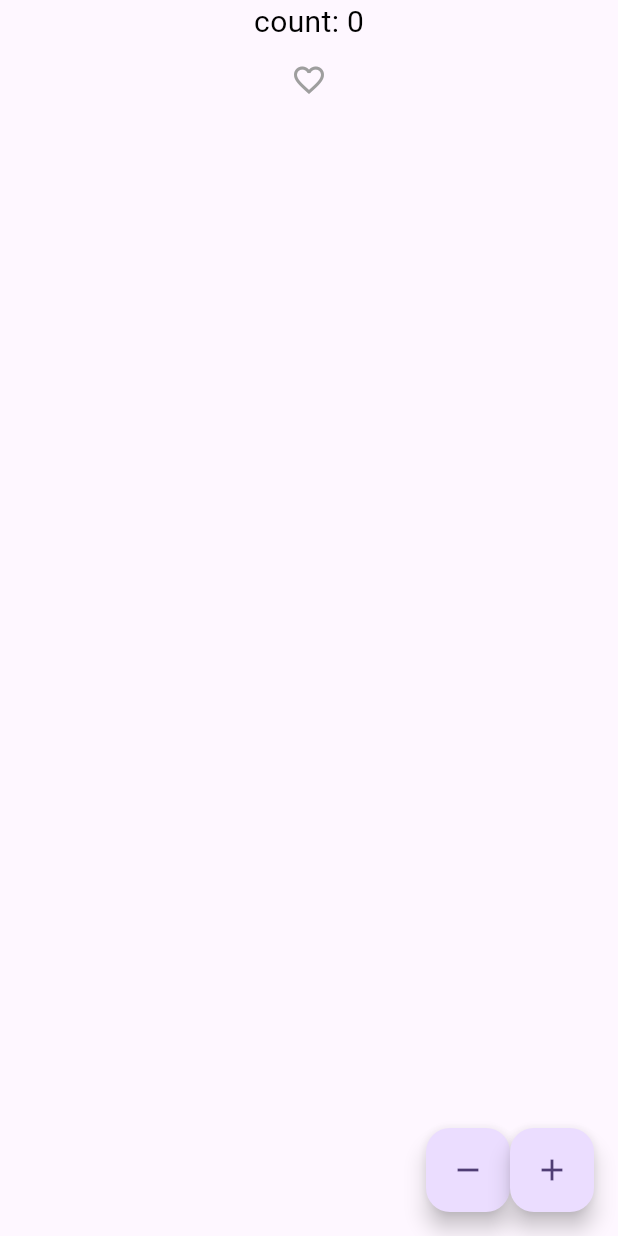
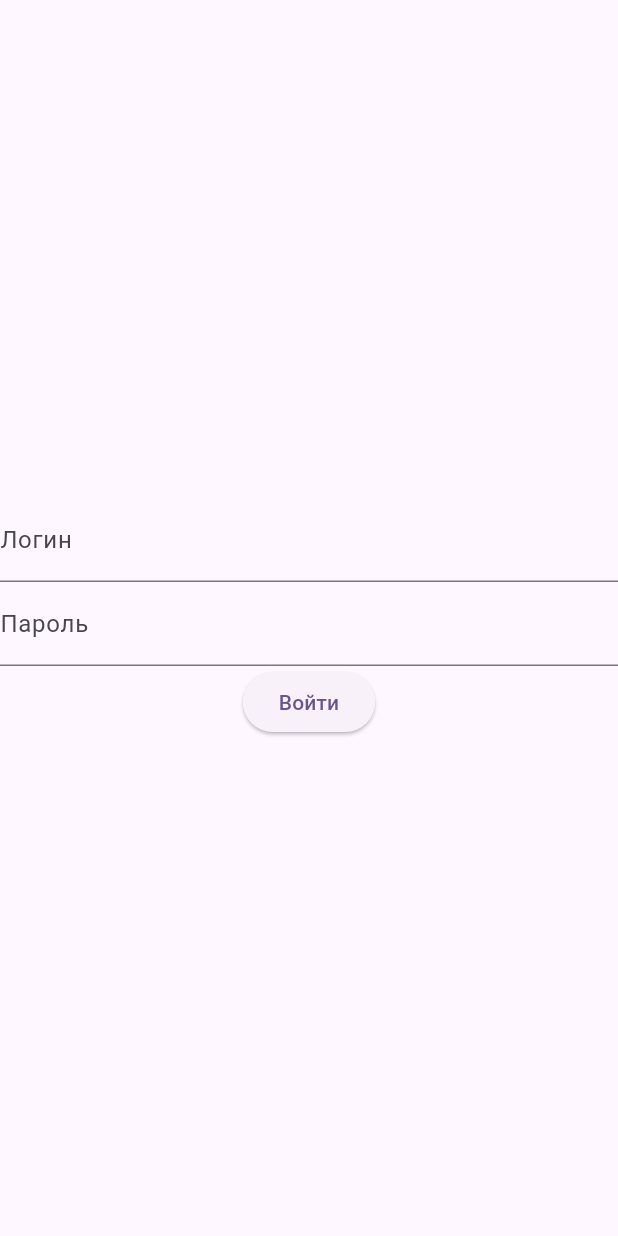
Before and after one commit to Inf1nityLab/bloc, a Flutter app: the screen it shows after launch, on a phone screen of 412 x 824 dp. Run offline on Flutter 3.47's test engine with Material 3 defaults, Android fonts, the phone set to English and light mode, and no system bars; our stand-ins replace bloc, equatable, flutter_bloc.

Commit message:
'Bloc app'

```diff
--- /dev/null
+++ b/lib/auth/bloc/auth_event.dart
@@ -0,0 +1,20 @@
+part of 'auth_bloc.dart';
+
+abstract class AuthEvent extends Equatable {
+  const AuthEvent();
+
+  @override
+  List<Object> get props => [];
+}
+
+class LoginEvent extends AuthEvent {
+  final String username;
+  final String password;
+
+  const LoginEvent(this.username, this.password);
+
+  @override
+  List<Object> get props => [username, password];
+}
+
+class LogoutEvent extends AuthEvent {}
--- /dev/null
+++ b/lib/auth/bloc/auth_state.dart
@@ -0,0 +1,30 @@
+part of 'auth_bloc.dart';
+
+abstract class AuthState extends Equatable {
+  const AuthState();
+
+  @override
+  List<Object> get props => [];
+}
+
+class AuthStateInitial extends AuthState {}
+
+class AuthStateLoading extends AuthState {}
+
+class AuthStateAuthenticated extends AuthState {
+  final String token;
+
+  const AuthStateAuthenticated({required this.token});
+
+  @override
+  List<Object> get props => [token];
+}
+
+class AuthStateError extends AuthState {
+  final String error;
+
+  const AuthStateError({required this.error});
+
+  @override
+  List<Object> get props => [error];
+}
--- /dev/null
+++ b/lib/auth/data/data.dart
@@ -0,0 +1,16 @@
+class User {
+  final String username;
+  final String password;
+
+  User({required this.username, required this.password});
+}
+
+class AuthResponse {
+  final String token;
+
+  AuthResponse({required this.token});
+
+  factory AuthResponse.fromJson(Map<String, dynamic> json) {
+    return AuthResponse(token: json['token'] as String);
+  }
+}
--- /dev/null
+++ b/lib/auth/view/logina_screen.dart
@@ -0,0 +1,71 @@
+
+import 'package:flutter/material.dart';
+import 'package:flutter_bloc/flutter_bloc.dart';
+
+import '../bloc/auth_bloc.dart';
+
+class LoginForm extends StatelessWidget {
+  final AuthBloc authBloc;
+
+  const LoginForm({super.key, required this.authBloc});
+
+  @override
+  Widget build(BuildContext context) {
+    final _formKey = GlobalKey<FormState>();
+    final _usernameController = TextEditingController();
+    final _passwordController = TextEditingController();
+
+    return BlocBuilder<AuthBloc, AuthState>(
+      bloc: authBloc,
+      builder: (context, state) {
+        if (state is AuthStateAuthenticated) {
+          // User is logged in, show home screen
+          return Container();
+        }
+
+        return Form(
+          key: _formKey,
+          child: Column(
+            mainAxisAlignment: MainAxisAlignment.center,
+            children: [
+              TextFormField(
+                controller: _usernameController,
+                decoration: InputDecoration(labelText: 'Логин'),
+                validator: (value) {
+                  if (value == null || value.isEmpty) {
+                    return 'Введите логин';
+                  } else if (!isValidUsername(value)) {
+                    return 'Неверный формат логина';
+                  }
+                  return null;
+                },
+              ),
+              TextFormField(
+                controller: _passwordController,
+                decoration: InputDecoration(labelText: 'Пароль'),
+                obscureText: true,
+                validator: (value) {
+                  if (value == null || value.isEmpty) {
+                    return 'Введите пароль';
+                  } else if (!isValidPassword(value)) {
+                    return 'Неверный формат пароля';
+                  }
+                  return null;
+                },
+              ),
+              ElevatedButton(
+                onPressed: state is AuthStateLoading ? null : () {
+                  if (_formKey.currentState!.validate()) {
+                    authBloc.add(LoginEvent(_usernameController.text, _passwordController.text));
+                  }
+                },
+                child: Text('Войти'),
+              ),
+              if (state is AuthStateError) Text(state.error),
+            ],
+          ),
+        );
+      },
+    );
+  }
+}
--- a/lib/bloc/counter_event.dart
+++ b/lib/bloc/counter_event.dart
@@ -1,9 +1,8 @@
 part of 'counter_bloc.dart';
 
+@immutable
+sealed class CounterEvent {}
 
+class PlusEvent extends CounterEvent{}
 
-abstract class CounterEvent {}
-
-class Increment extends CounterEvent {}
-
-class Decrement extends CounterEvent {}
+class MinusEvent extends CounterEvent{}
--- a/lib/bloc/counter_state.dart
+++ b/lib/bloc/counter_state.dart
@@ -1,12 +1,6 @@
 part of 'counter_bloc.dart';
 
-
-class CounterState {
-  final int counter;
-
-  const CounterState({this.counter = 0}); // Initial state is 0
-
-  // Using 'equatable' for easier state comparison
-  @override
-  List<Object> get props => [counter];
-}
+ class CounterState {
+   final int count;
+   const CounterState({this.count = 0});
+ }
--- a/lib/main.dart
+++ b/lib/main.dart
@@ -1,5 +1,8 @@
+import 'package:bloc_practise_app/auth/bloc/auth_bloc.dart';
+import 'package:bloc_practise_app/auth/repository/auth_repository.dart';
+import 'package:bloc_practise_app/auth/view/logina_screen.dart';
 import 'package:bloc_practise_app/bloc/counter_bloc.dart';
-import 'package:bloc_practise_app/bloc/counter_page.dart';
+import 'package:bloc_practise_app/bloc/counter_screen.dart';
 import 'package:bloc_practise_app/feature/car_app/car_view/car_screen.dart';
 import 'package:bloc_practise_app/feature/car_app/cubit/car_cubit.dart';
 import 'package:bloc_practise_app/screen/counter_app/coun_app.dart';
@@ -9,7 +12,6 @@ import 'package:bloc_practise_app/screen/cubit/list_cubit.dart';
 import 'package:bloc_practise_app/screen/view/list_screen.dart';
 import 'package:flutter/material.dart';
 import 'package:flutter_bloc/flutter_bloc.dart';
-
 
 void main() {
   runApp(const MyApp());
@@ -22,19 +24,20 @@ class MyApp extends StatelessWidget {
   @override
   Widget build(BuildContext context) {
     return MultiBlocProvider(
-
       providers: [
-        BlocProvider(create: (context)=> CountBloc()),
-        BlocProvider(create: (context)=> LikeBloc()),
+        BlocProvider(create: (context) => CounterBloc()),
+        BlocProvider(create: (context) => LikeBloc()),
+        BlocProvider(create: (context) => AuthBloc(AuthRepository()))
       ],
       child: MaterialApp(
         title: 'Flutter Demo',
         theme: ThemeData(
-
           colorScheme: ColorScheme.fromSeed(seedColor: Colors.deepPurple),
           useMaterial3: true,
         ),
-        home: const CountApp(),
+        home: Scaffold(
+          body:  LoginForm(authBloc: AuthBloc(AuthRepository())),
+        )
       ),
     );
   }
--- a/pubspec.yaml
+++ b/pubspec.yaml
@@ -38,6 +38,7 @@ dependencies:
   bloc: ^8.1.0
   flutter_bloc: ^8.1.1
   equatable: ^2.0.5
+  http: ^1.2.1
 
 dev_dependencies:
   flutter_test:
```
Also changed, not shown: lib/auth/bloc/auth_bloc.dart (added, +55 -0 lines), lib/auth/repository/auth_repository.dart (added, +25 -0 lines), lib/bloc/counter_bloc.dart (+7 -2 lines), lib/bloc/counter_page.dart (deleted, +0 -40 lines), lib/bloc/counter_screen.dart (added, +36 -0 lines), pubspec.lock.
